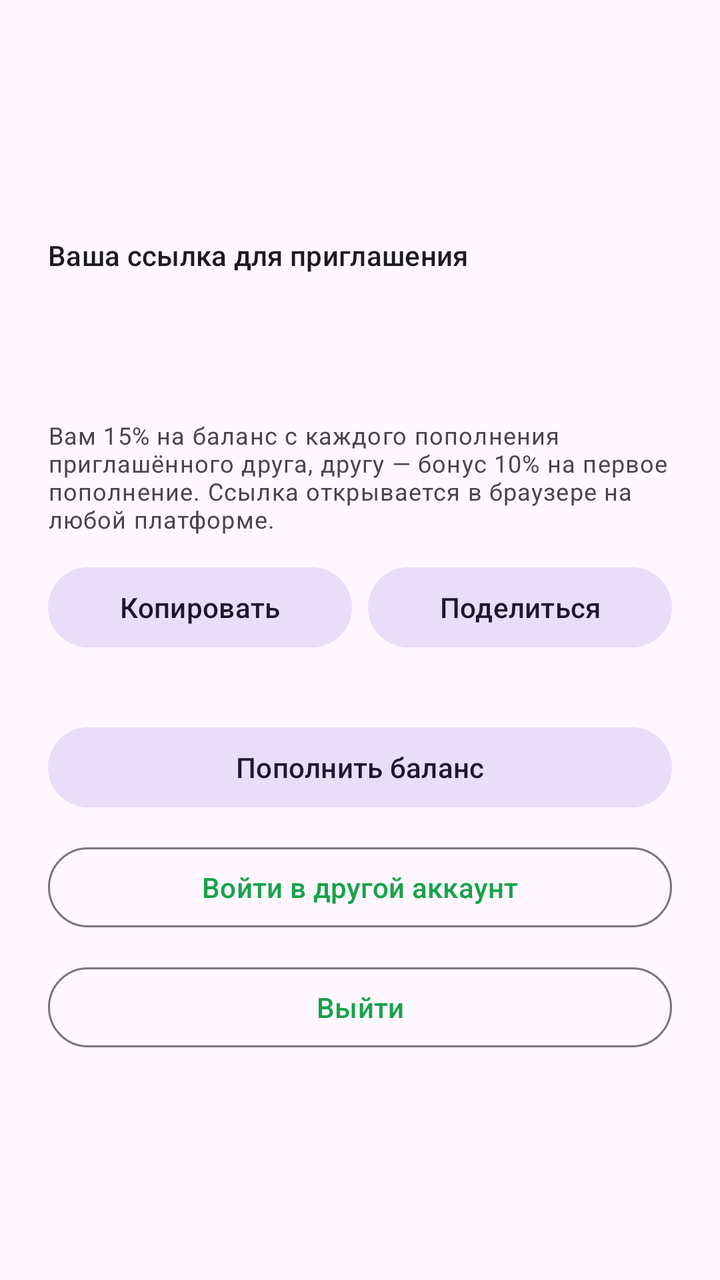
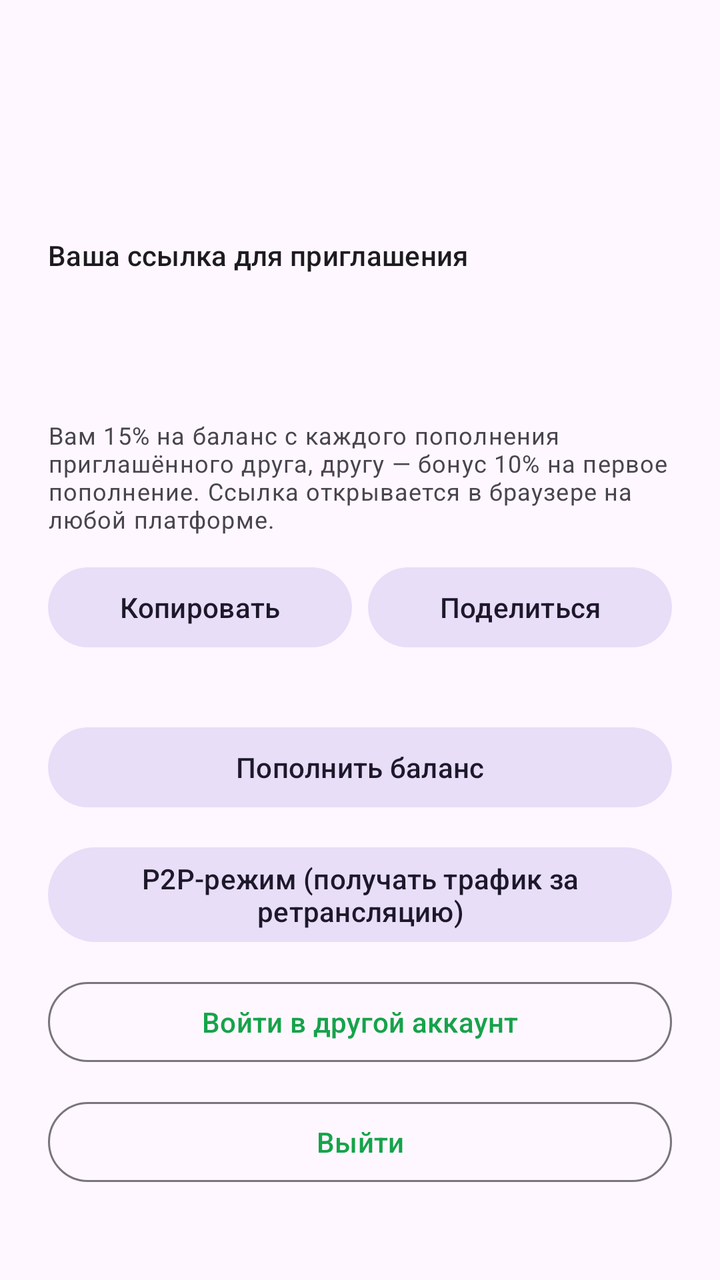

Two renders of the same Android screen: before a commit and after it. Below are the layout's source before the change and the commit's diff.
<!-- AndroidManifest.xml: application theme Theme.VpnApp -->
<!-- res/layout/fragment_profile.xml -->
<?xml version="1.0" encoding="utf-8"?>
<LinearLayout xmlns:android="http://schemas.android.com/apk/res/android"
    android:layout_width="match_parent"
    android:layout_height="match_parent"
    android:orientation="vertical"
    android:padding="24dp">

    <TextView
        android:id="@+id/emailText"
        android:layout_width="match_parent"
        android:layout_height="wrap_content"
        android:textAppearance="?attr/textAppearanceHeadlineSmall"
        android:layout_marginBottom="24dp" />

    <TextView
        android:id="@+id/balanceText"
        android:layout_width="match_parent"
        android:layout_height="wrap_content"
        android:textAppearance="?attr/textAppearanceTitleMedium"
        android:layout_marginBottom="16dp" />

    <TextView
        android:layout_width="match_parent"
        android:layout_height="wrap_content"
        android:text="@string/profile_referral"
        android:textAppearance="?attr/textAppearanceLabelLarge" />

    <TextView
        android:id="@+id/referralText"
        android:layout_width="match_parent"
        android:layout_height="wrap_content"
        android:textIsSelectable="true" />

    <TextView
        android:id="@+id/referralCodeText"
        android:layout_width="match_parent"
        android:layout_height="wrap_content"
        android:textAppearance="?attr/textAppearanceBodySmall"
        android:textIsSelectable="true"
        android:layout_marginTop="4dp" />

    <TextView
        android:id="@+id/referralStatsText"
        android:layout_width="match_parent"
        android:layout_height="wrap_content"
        android:textAppearance="?attr/textAppearanceBodyMedium"
        android:textColor="?attr/colorPrimary"
        android:textStyle="bold"
        android:layout_marginTop="6dp" />


    <TextView
        android:layout_width="match_parent"
        android:layout_height="wrap_content"
        android:text="@string/profile_referral_desc"
        android:textAppearance="?attr/textAppearanceBodySmall"
        android:layout_marginTop="8dp" />

    <LinearLayout
        android:layout_width="match_parent"
        android:layout_height="wrap_content"
        android:orientation="horizontal"
        android:layout_marginTop="12dp"
        android:layout_marginBottom="32dp">

        <com.google.android.material.button.MaterialButton
            android:id="@+id/copyReferralButton"
            style="@style/Widget.Material3.Button.TonalButton"
            android:layout_width="0dp"
            android:layout_weight="1"
            android:layout_height="wrap_content"
            android:layout_marginEnd="8dp"
            android:text="@string/profile_referral_copy" />

        <com.google.android.material.button.MaterialButton
            android:id="@+id/shareReferralButton"
            style="@style/Widget.Material3.Button.TonalButton"
            android:layout_width="0dp"
            android:layout_weight="1"
            android:layout_height="wrap_content"
            android:text="@string/profile_referral_share" />

    </LinearLayout>

    <com.google.android.material.button.MaterialButton
        android:id="@+id/manageBillingButton"
        style="@style/Widget.Material3.Button.TonalButton"
        android:layout_width="match_parent"
        android:layout_height="wrap_content"
        android:layout_marginBottom="12dp"
        android:text="@string/profile_manage_billing" />

    <com.google.android.material.button.MaterialButton
        android:id="@+id/signInExistingButton"
        style="@style/Widget.Material3.Button.OutlinedButton"
        android:layout_width="match_parent"
        android:layout_height="wrap_content"
        android:layout_marginBottom="12dp"
        android:text="@string/profile_sign_in_existing" />

    <com.google.android.material.button.MaterialButton
        android:id="@+id/logoutButton"
        style="@style/Widget.Material3.Button.OutlinedButton"
        android:layout_width="match_parent"
        android:layout_height="wrap_content"
        android:text="@string/profile_logout" />

</LinearLayout>
<!-- resources referenced by this layout -->
<resources>
  <string name="profile_logout">Выйти</string>
  <string name="profile_manage_billing">Пополнить баланс</string>
  <string name="profile_referral">Ваша ссылка для приглашения</string>
  <string name="profile_referral_copy">Копировать</string>
  <string name="profile_referral_desc" formatted="false">Вам 15% на баланс с каждого пополнения приглашённого друга, другу — бонус 10% на первое пополнение. Ссылка открывается в браузере на любой платформе.</string>
  <string name="profile_referral_share">Поделиться</string>
  <string name="profile_sign_in_existing">Войти в другой аккаунт</string>
  <style name="Theme.VpnApp" parent="Theme.Material3.DayNight.NoActionBar">
          <item name="colorPrimary">@color/brand_600</item>
          <item name="colorOnPrimary">@color/white</item>
          <item name="colorPrimaryContainer">@color/brand_100</item>
          <item name="colorOnPrimaryContainer">@color/brand_700</item>
          <item name="colorSecondary">@color/brand_500</item>
          <item name="colorSurface">@color/white</item>
          <item name="colorOnSurface">@color/dark_950</item>
          <item name="android:statusBarColor">?attr/colorSurface</item>
          <item name="android:windowLightStatusBar">true</item>
      </style>
  <color name="brand_600">#16A34A</color>
  <color name="white">#FFFFFF</color>
  <color name="brand_100">#DCFCE7</color>
  <color name="brand_700">#15803D</color>
  <color name="brand_500">#22C55E</color>
  <color name="dark_950">#060709</color>
</resources>

<!-- the commit's change to res/layout/fragment_profile.xml (unified diff, before → after) -->
@@ -91,6 +91,14 @@
         android:text="@string/profile_manage_billing" />
 
     <com.google.android.material.button.MaterialButton
+        android:id="@+id/p2pRelayButton"
+        style="@style/Widget.Material3.Button.TonalButton"
+        android:layout_width="match_parent"
+        android:layout_height="wrap_content"
+        android:layout_marginBottom="12dp"
+        android:text="@string/profile_p2p_relay" />
+
+    <com.google.android.material.button.MaterialButton
         android:id="@+id/signInExistingButton"
         style="@style/Widget.Material3.Button.OutlinedButton"
         android:layout_width="match_parent"
<!-- resource entries referenced after the edit -->
@@ -2,6 +2,7 @@
 <resources>
   <string name="profile_logout">Выйти</string>
   <string name="profile_manage_billing">Пополнить баланс</string>
+  <string name="profile_p2p_relay">P2P-режим (получать трафик за ретрансляцию)</string>
   <string name="profile_referral">Ваша ссылка для приглашения</string>
   <string name="profile_referral_copy">Копировать</string>
   <string name="profile_referral_desc" formatted="false">Вам 15% на баланс с каждого пополнения приглашённого друга, другу — бонус 10% на первое пополнение. Ссылка открывается в браузере на любой платформе.</string>
